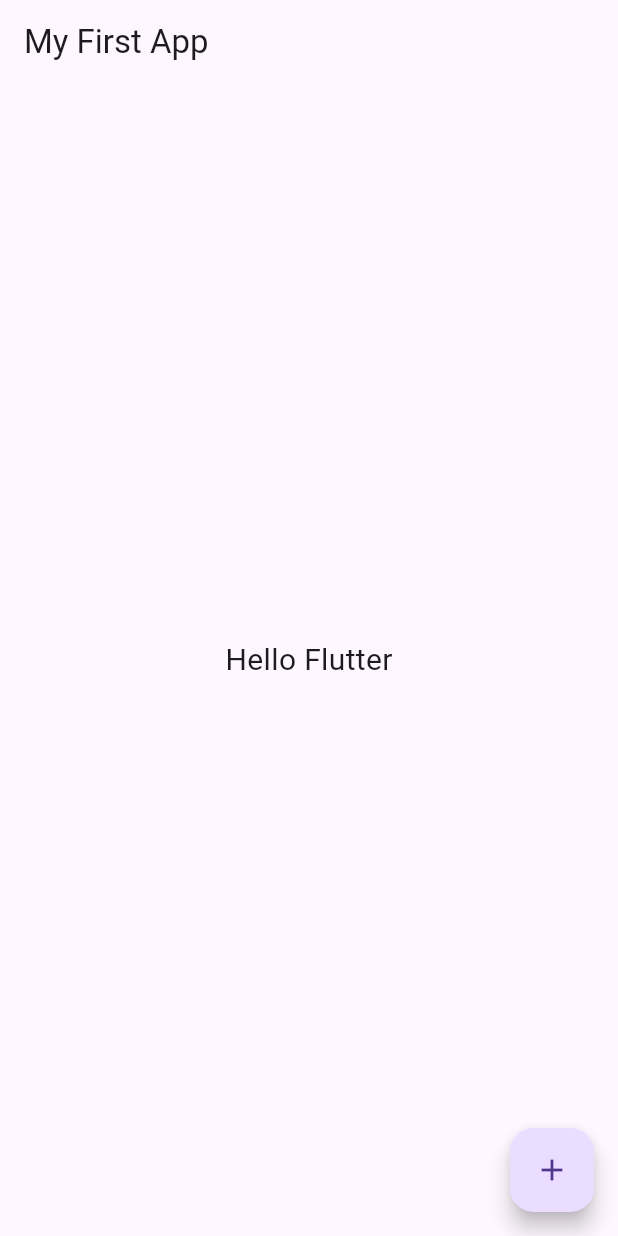
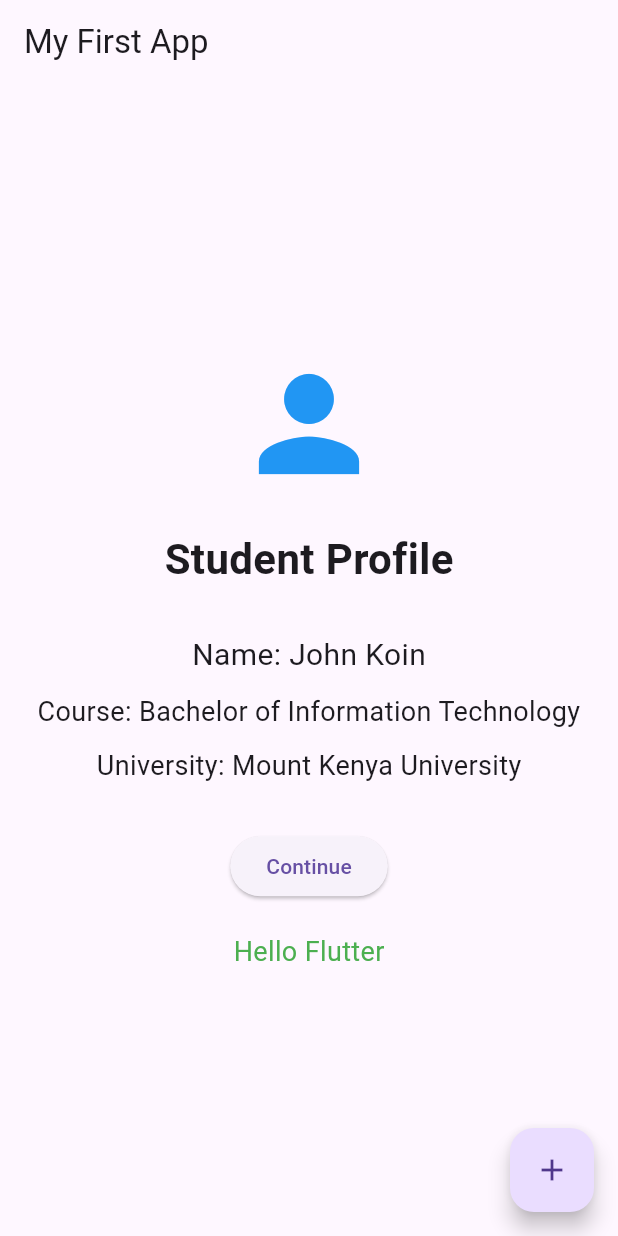
Before and after one commit to Tituspkemoi/bit4107_flutter_app, a Flutter app: the screen it shows after launch, on a phone screen of 412 x 824 dp. Run offline on Flutter 3.47's test engine with Material 3 defaults, Android fonts, the phone set to English and light mode, and no system bars.

Commit message:
Week 2 Lesson 2: Built first profile UI with Flutter widgets

```diff
--- a/lib/main.dart
+++ b/lib/main.dart
@@ -43,9 +43,64 @@ class _MyHomePageState extends State<MyHomePage> {
         title: const Text('My First App'),
       ),
       body: Center(
-        child: Text(
-          message,
-          style: const TextStyle(fontSize: 20),
+        child: Column(
+          mainAxisAlignment: MainAxisAlignment.center,
+          children: [
+            const Icon(
+              Icons.person,
+              size: 100,
+              color: Colors.blue,
+            ),
+
+            const SizedBox(height: 20),
+
+            const Text(
+              "Student Profile",
+              style: TextStyle(
+                fontSize: 28,
+                fontWeight: FontWeight.bold,
+              ),
+            ),
+
+            const SizedBox(height: 30),
+
+            const Text(
+              "Name: John Koin",
+              style: TextStyle(fontSize: 20),
+            ),
+
+            const SizedBox(height: 10),
+
+            const Text(
+              "Course: Bachelor of Information Technology",
+              style: TextStyle(fontSize: 18),
+              textAlign: TextAlign.center,
+            ),
+
+            const SizedBox(height: 10),
+
+            const Text(
+              "University: Mount Kenya University",
+              style: TextStyle(fontSize: 18),
+            ),
+
+            const SizedBox(height: 30),
+
+            ElevatedButton(
+              onPressed: changeText,
+              child: const Text("Continue"),
+            ),
+
+            const SizedBox(height: 20),
+
+            Text(
+              message,
+              style: const TextStyle(
+                fontSize: 18,
+                color: Colors.green,
+              ),
+            ),
+          ],
         ),
       ),
       floatingActionButton: FloatingActionButton(
```
